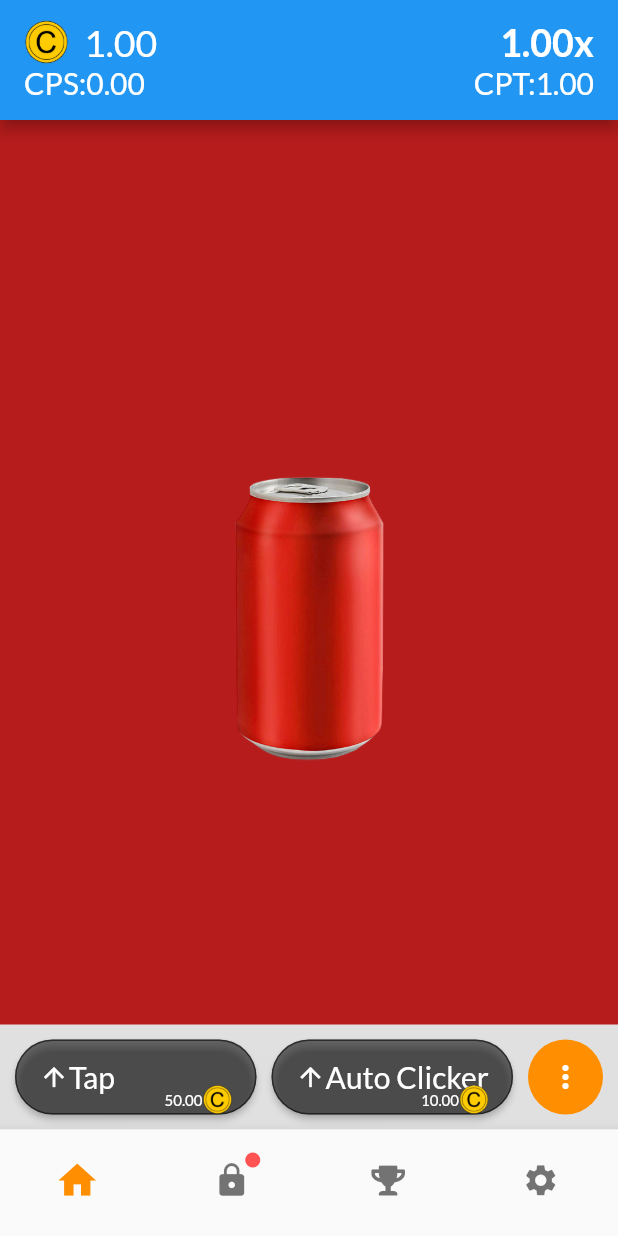
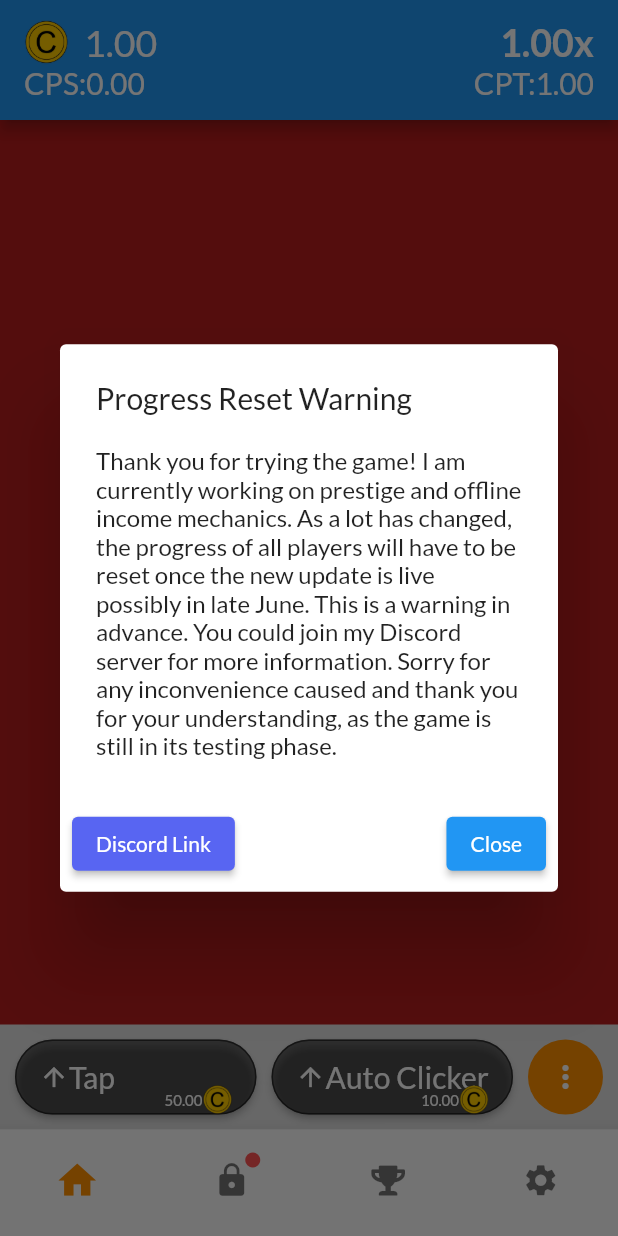
Before and after one commit to KidProf/ordinary-idle, a Flutter app: the screen it shows after launch, on a phone screen of 412 x 824 dp. Run offline on Flutter 3.47's test engine with Material 2 defaults, Android fonts, the phone set to English and light mode, and no system bars; our stand-ins replace fluttertoast, google_fonts, hive, hive_flutter, native_device_orientation, package_info_plus and 2 more; missing offline and left inert: shake_event; accounts and stored records are empty.

Commit message:
0.4.5, final touches on the alert dialog, added the same notice to settings page, format

```diff
--- a/lib/MyApp.dart
+++ b/lib/MyApp.dart
@@ -25,6 +25,7 @@ import 'package:ordinary_idle/data/Money.dart';
 import 'package:ordinary_idle/data/Secrets.dart';
 import 'package:ordinary_idle/util/MyToast.dart';
 import 'package:ordinary_idle/data/Shops.dart';
+import 'package:ordinary_idle/util/Util.dart';
 import 'package:package_info_plus/package_info_plus.dart';
 
 // import 'partials/1cookie.dart';
@@ -231,7 +232,8 @@ class _MyStatefulWidgetState extends State<MyStatefulWidget> {
     PackageInfo packageInfo = await PackageInfo.fromPlatform();
     String buildNumber = packageInfo.buildNumber;
 
-      var timeDiff = Config.lastLogonTime()!=null ? DateTime.now().difference(Config.lastLogonTime()!) : Duration(days: 0);
+    var timeDiff =
+        Config.lastLogonTime() != null ? DateTime.now().difference(Config.lastLogonTime()!) : Duration(days: 0);
     // MyToast.showBottomToast(fToast,"timeSinceLastLogon: ${timeDiff}, lastOpenedVersion: $lastOpenedVersion");
     print("timeSinceLastLogon: ${timeDiff}, lastOpenedVersion: $lastOpenedVersion");
 
@@ -243,12 +245,12 @@ class _MyStatefulWidgetState extends State<MyStatefulWidget> {
         barrierDismissible: false, // user must tap button!
         builder: (BuildContext context) {
           return AlertDialog(
-                title: const Text('Progress Reset Next Update'),
+            title: const Text('Progress Reset Warning'),
             content: SingleChildScrollView(
               child: ListBody(
                 children: const <Widget>[
                   Text(
-                          'Thank you for trying the game! I am currently working on some big changes to the game including prestige and offline income. Unfortunately, it also means the data storage mechanism got completely revamped and your exisiting progress will be lost once the new update is live (possibly in late June). Sorry for any inconvenience caused and thank you for your understanding, as the game is still in its testing phase. You could join the Discord server for more information.'),
+                      'Thank you for trying the game! I am currently working on prestige and offline income mechanics. As a lot has changed, the progress of all players will have to be reset once the new update is live possibly in late June. This is a warning in advance. You could join my Discord server for more information. Sorry for any inconvenience caused and thank you for your understanding, as the game is still in its testing phase.'),
                 ],
               ),
             ),
@@ -256,13 +258,22 @@ class _MyStatefulWidgetState extends State<MyStatefulWidget> {
               Row(
                 children: [
                   ElevatedButton(
-                        child: const Text('OK'),
+                    style: ButtonStyle(
+                      backgroundColor: MaterialStateProperty.all<Color>(const Color.fromARGB(255, 88, 101, 242)),
+                    ),
+                    onPressed: () async {
+                      Util.launchURL("https://discord.gg/G3MsQFzSFe");
+                    },
+                    child: Text("Discord Link"),
+                  ),
+                  ElevatedButton(
+                    child: const Text('Close'),
                     onPressed: () async {
                       Navigator.of(context).pop();
                     },
                   ),
                 ],
-                    mainAxisAlignment: MainAxisAlignment.center,
+                mainAxisAlignment: MainAxisAlignment.spaceBetween,
               )
             ],
           );
@@ -272,7 +283,5 @@ class _MyStatefulWidgetState extends State<MyStatefulWidget> {
 
     Config.updateLastOpenedVersion(buildNumber);
     Config.updateLastLogonTime(DateTime.now());
-
-
   }
 }
--- a/lib/main.dart
+++ b/lib/main.dart
@@ -21,7 +21,6 @@ void main() async {
     //reset everytime to prevent weird bugs
     Hive.deleteFromDisk();
   }
-
 
   await Hive.openBox('player');
 
--- a/lib/partials/1softdrinks/SoftDrinksBackground.dart
+++ b/lib/partials/1softdrinks/SoftDrinksBackground.dart
@@ -256,7 +256,6 @@ class _SoftDrinksBackgroundState extends State<SoftDrinksBackground> with ShakeH
     //prerequisite: not long pressing
     if ((waitLongPressTimer == null || !waitLongPressTimer!.isActive) &&
         (longPressTimer == null || !longPressTimer!.isActive)) {
-
       timeSinceLastShake = 0;
       if (!isSplashing && (shakeAnimationTimer == null || shakeAnimationTimer?.isActive == false)) {
         print("start shake timer");
--- a/lib/partials/2tapcount/TapCountBackground.dart
+++ b/lib/partials/2tapcount/TapCountBackground.dart
@@ -192,7 +192,7 @@ class _TapCountBackgroundState extends State<TapCountBackground> implements Back
     }
   }
 
-  void _setUpOrientationTimer(){
+  void _setUpOrientationTimer() {
     setState(() {
       analysingString = "Analysing...";
       analysingTaps = taps;
--- a/pubspec.yaml
+++ b/pubspec.yaml
@@ -15,7 +15,7 @@ publish_to: 'none' # Remove this line if you wish to publish to pub.dev
 # In iOS, build-name is used as CFBundleShortVersionString while build-number used as CFBundleVersion.
 # Read more about iOS versioning at
 # https://developer.apple.com/library/archive/documentation/General/Reference/InfoPlistKeyReference/Articles/CoreFoundationKeys.html
-version: 0.4.3+20
+version: 0.4.5+22
 
 environment:
   sdk: ">=2.16.1 <3.0.0"
```
Lines whose indentation alone changed are shown as unchanged.
